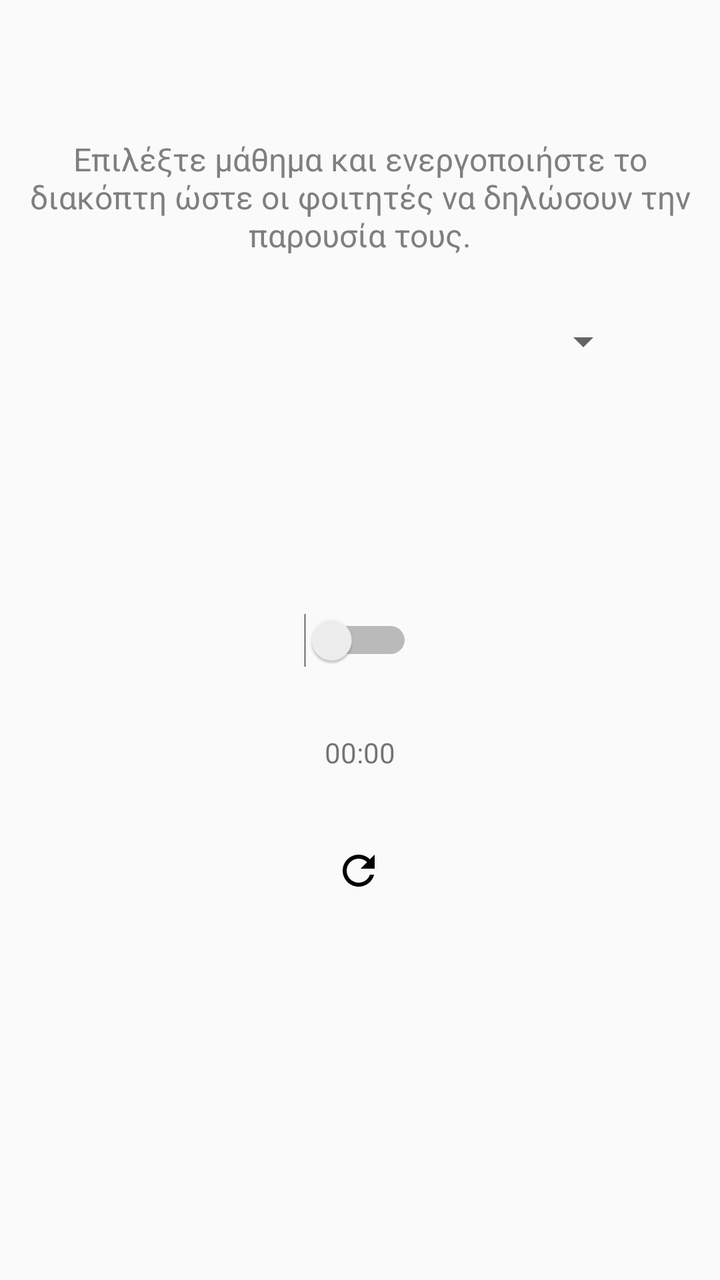
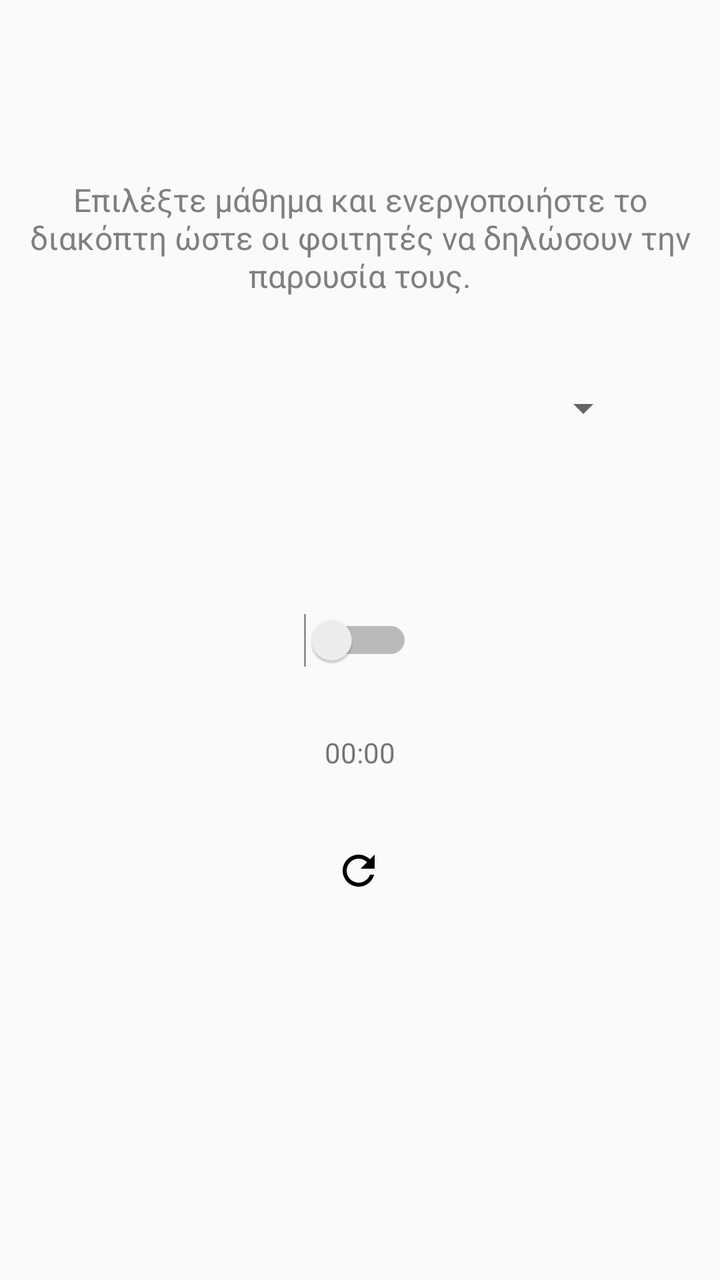

An Android layout rendered at two revisions. The XML below is the earlier revision; the diff shows what the commit changed to produce the second picture.
<!-- AndroidManifest.xml: application theme Theme.ECE_UOP_LAB_QR -->
<!-- res/layout/fragment_switch_button.xml -->
<?xml version="1.0" encoding="utf-8"?>
<androidx.constraintlayout.widget.ConstraintLayout xmlns:android="http://schemas.android.com/apk/res/android"
    xmlns:app="http://schemas.android.com/apk/res-auto"
    xmlns:tools="http://schemas.android.com/tools"
    android:layout_width="match_parent"
    android:layout_height="match_parent"
    tools:context=".SwitchButtonFragment"
    tools:layout_editor_absoluteX="0dp"
    tools:layout_editor_absoluteY="-26dp">

    <Spinner
        android:id="@+id/spinner"
        android:layout_width="272dp"
        android:layout_height="30dp"
        android:layout_gravity="center"
        app:layout_constraintBottom_toBottomOf="parent"
        app:layout_constraintEnd_toEndOf="parent"
        app:layout_constraintHorizontal_bias="0.496"
        app:layout_constraintStart_toStartOf="parent"
        app:layout_constraintTop_toTopOf="parent"
        app:layout_constraintVertical_bias="0.255">
    </Spinner>

    <TextView
        android:id="@+id/textView"
        android:layout_width="331dp"
        android:layout_height="58dp"
        android:gravity="center"
        android:text="Επιλέξτε μάθημα και ενεργοποιήστε το διακόπτη ώστε οι φοιτητές να δηλώσουν την παρουσία τους."
        android:textColor="#7F7F7F"
        android:textSize="16sp"
        app:layout_constraintBottom_toBottomOf="parent"
        app:layout_constraintEnd_toEndOf="parent"
        app:layout_constraintStart_toStartOf="parent"
        app:layout_constraintTop_toTopOf="parent"
        app:layout_constraintVertical_bias="0.118" />

    <Switch
        android:id="@+id/switchButton"
        android:layout_width="wrap_content"
        android:layout_height="wrap_content"
        app:layout_constraintBottom_toBottomOf="parent"
        app:layout_constraintEnd_toEndOf="parent"
        app:layout_constraintHorizontal_bias="0.498"
        app:layout_constraintStart_toStartOf="parent"
        app:layout_constraintTop_toTopOf="parent" />

    <TextView
        android:id="@+id/timer"
        android:layout_width="wrap_content"
        android:layout_height="wrap_content"
        android:layout_marginTop="8dp"
        android:text="00:00"
        app:layout_constraintBottom_toBottomOf="parent"
        app:layout_constraintEnd_toEndOf="parent"
        app:layout_constraintStart_toStartOf="parent"
        app:layout_constraintTop_toTopOf="parent"
        app:layout_constraintVertical_bias="0.585" />

    <ImageView
        android:id="@+id/refreshImage"
        android:layout_width="wrap_content"
        android:layout_height="wrap_content"
        app:srcCompat="@drawable/ic_refresh"
        app:layout_constraintBottom_toBottomOf="parent"
        app:layout_constraintEnd_toEndOf="parent"
        app:layout_constraintHorizontal_bias="0.498"
        app:layout_constraintStart_toStartOf="parent"
        app:layout_constraintTop_toTopOf="parent"
        app:layout_constraintVertical_bias="0.687" />

</androidx.constraintlayout.widget.ConstraintLayout>
<!-- resources referenced by this layout -->
<resources>
  <!-- drawable ic_refresh (drawable) -->
  <vector android:height="24dp" android:tint="#000000"
      android:viewportHeight="24" android:viewportWidth="24"
      android:width="24dp" xmlns:android="http://schemas.android.com/apk/res/android">
      <path android:fillColor="@android:color/white" android:pathData="M17.65,6.35C16.2,4.9 14.21,4 12,4c-4.42,0 -7.99,3.58 -7.99,8s3.57,8 7.99,8c3.73,0 6.84,-2.55 7.73,-6h-2.08c-0.82,2.33 -3.04,4 -5.65,4 -3.31,0 -6,-2.69 -6,-6s2.69,-6 6,-6c1.66,0 3.14,0.69 4.22,1.78L13,11h7V4l-2.35,2.35z"/>
  </vector>
  <style name="Theme.ECE_UOP_LAB_QR" parent="Theme.AppCompat.Light.NoActionBar">
          
          <item name="colorPrimary">@color/purple_500</item>
          <item name="colorPrimaryDark">@color/purple_700</item>
          <item name="colorAccent">@color/teal_200</item>
          
      </style>
  <color name="purple_500">#FF6200EE</color>
  <color name="purple_700">#FF3700B3</color>
  <color name="teal_200">#FF03DAC5</color>
</resources>

<!-- the commit's change to res/layout/fragment_switch_button.xml (unified diff, before → after) -->
@@ -18,13 +18,12 @@
         app:layout_constraintHorizontal_bias="0.496"
         app:layout_constraintStart_toStartOf="parent"
         app:layout_constraintTop_toTopOf="parent"
-        app:layout_constraintVertical_bias="0.255">
-    </Spinner>
+        app:layout_constraintVertical_bias="0.31"></Spinner>
 
     <TextView
         android:id="@+id/textView"
-        android:layout_width="331dp"
-        android:layout_height="58dp"
+        android:layout_width="338dp"
+        android:layout_height="114dp"
         android:gravity="center"
         android:text="Επιλέξτε μάθημα και ενεργοποιήστε το διακόπτη ώστε οι φοιτητές να δηλώσουν την παρουσία τους."
         android:textColor="#7F7F7F"
